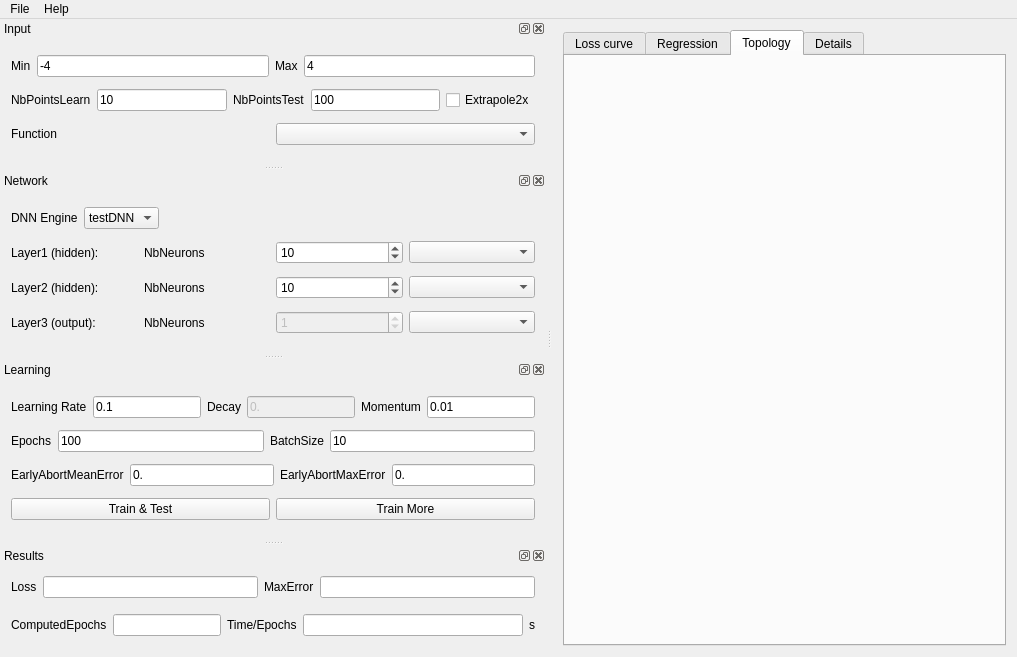
Qt form src/test_regression_qt/mainwindow.ui (edeforas/BeeDNN) before a commit.
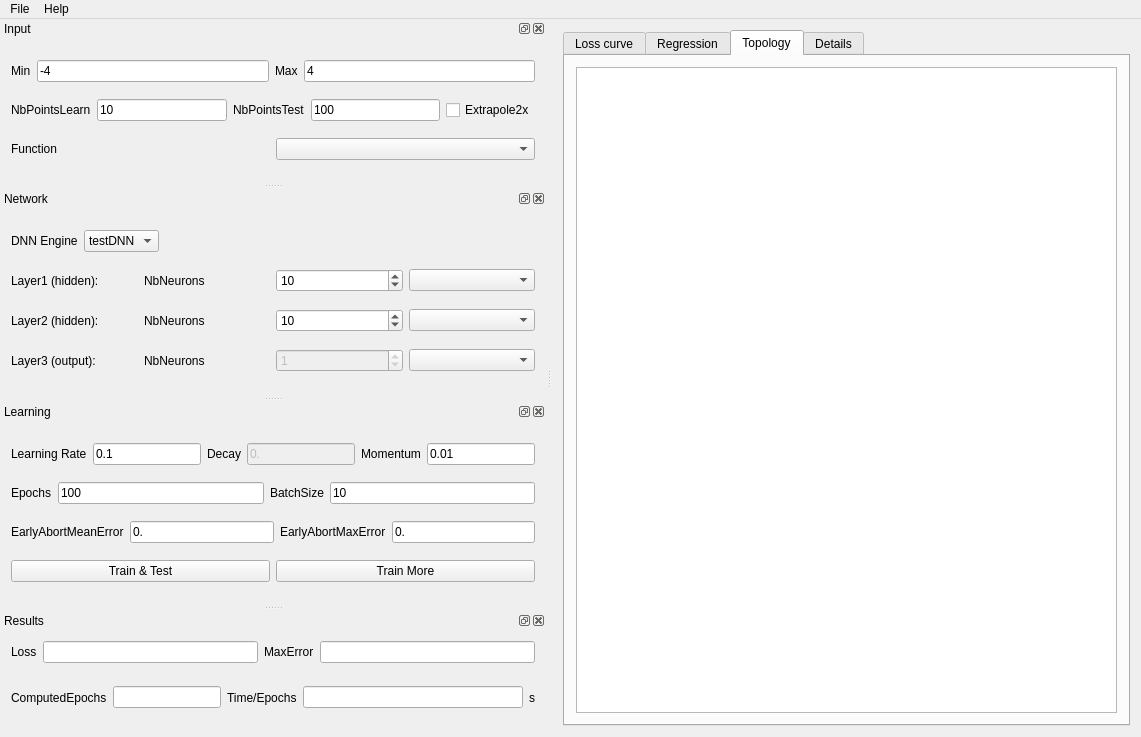
The same form after that commit. The open tabs and pages were chosen to show the change.

The edit to the form file:
```diff
--- a/src/test_regression_qt/mainwindow.ui
+++ b/src/test_regression_qt/mainwindow.ui
@@ -6,8 +6,8 @@
    <rect>
     <x>0</x>
     <y>0</y>
-    <width>1017</width>
-    <height>657</height>
+    <width>1141</width>
+    <height>737</height>
    </rect>
   </property>
   <property name="windowTitle">
@@ -97,6 +97,11 @@
        <attribute name="title">
         <string>Topology</string>
        </attribute>
+       <layout class="QGridLayout" name="gridLayout_9">
+        <item row="0" column="0">
+         <widget class="QGraphicsView" name="gvTopology"/>
+        </item>
+       </layout>
       </widget>
       <widget class="QWidget" name="tab_4">
        <attribute name="title">
@@ -112,7 +117,7 @@
     <rect>
      <x>0</x>
      <y>0</y>
-     <width>1017</width>
+     <width>1141</width>
      <height>26</height>
     </rect>
    </property>
```
Left out of the diff: 5 changed lines with no effect on the pictures.
